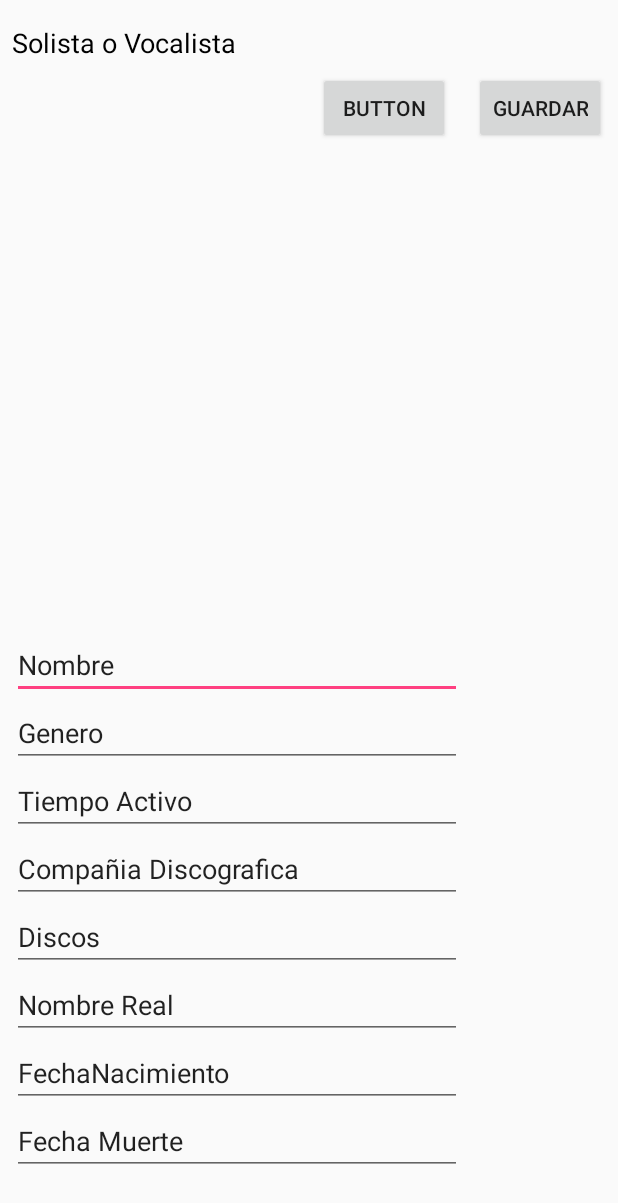
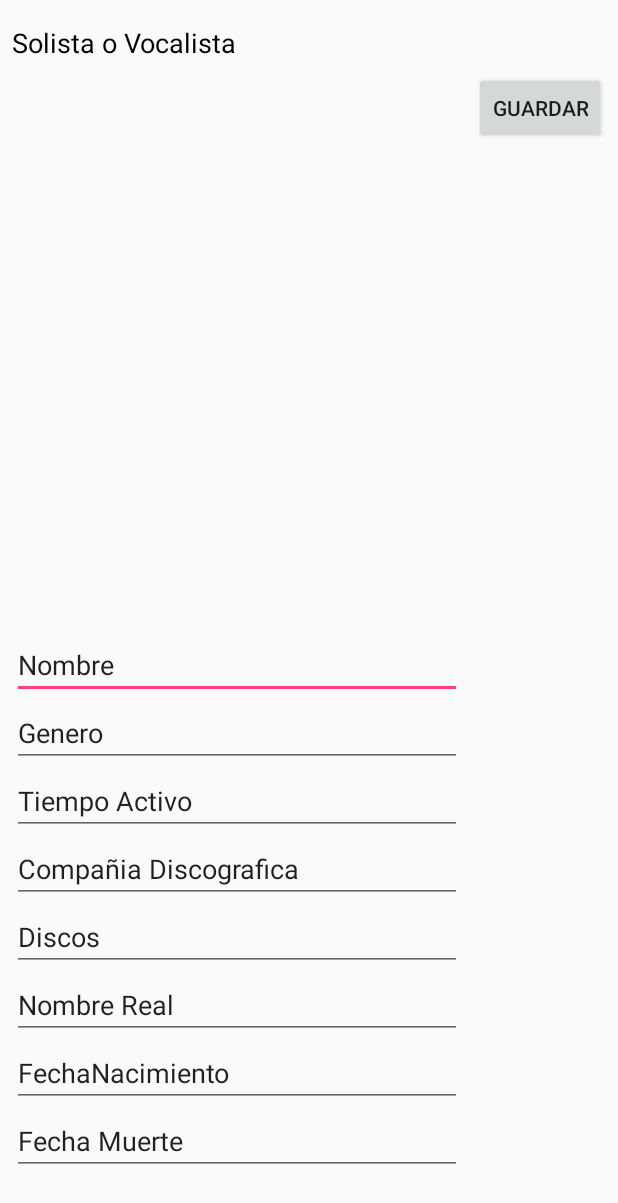
Before and after one commit to marcechelo/MN-android-proyecto, an Android app: the screen it shows after launch (Main), on a phone screen of 412 x 824 dp. Shown: the top 1203 px of the screen. Run offline under Robolectric (Android 15) with nearby library versions, the phone set to English and light mode, and no system bars.

Commit message:
Borrar Boton

```diff
--- a/app/src/main/res/layout/activity_main.xml
+++ b/app/src/main/res/layout/activity_main.xml
@@ -137,15 +137,4 @@
         app:layout_constraintEnd_toEndOf="parent"
         app:layout_constraintTop_toTopOf="parent" />
 
-    <Button
-        android:id="@+id/button2"
-        android:layout_width="wrap_content"
-        android:layout_height="wrap_content"
-        android:layout_marginEnd="16dp"
-        android:layout_marginRight="16dp"
-        android:layout_marginTop="48dp"
-        android:text="Button"
-        app:layout_constraintEnd_toStartOf="@+id/guardarButton"
-        app:layout_constraintTop_toTopOf="parent" />
-
 </android.support.constraint.ConstraintLayout>
```
